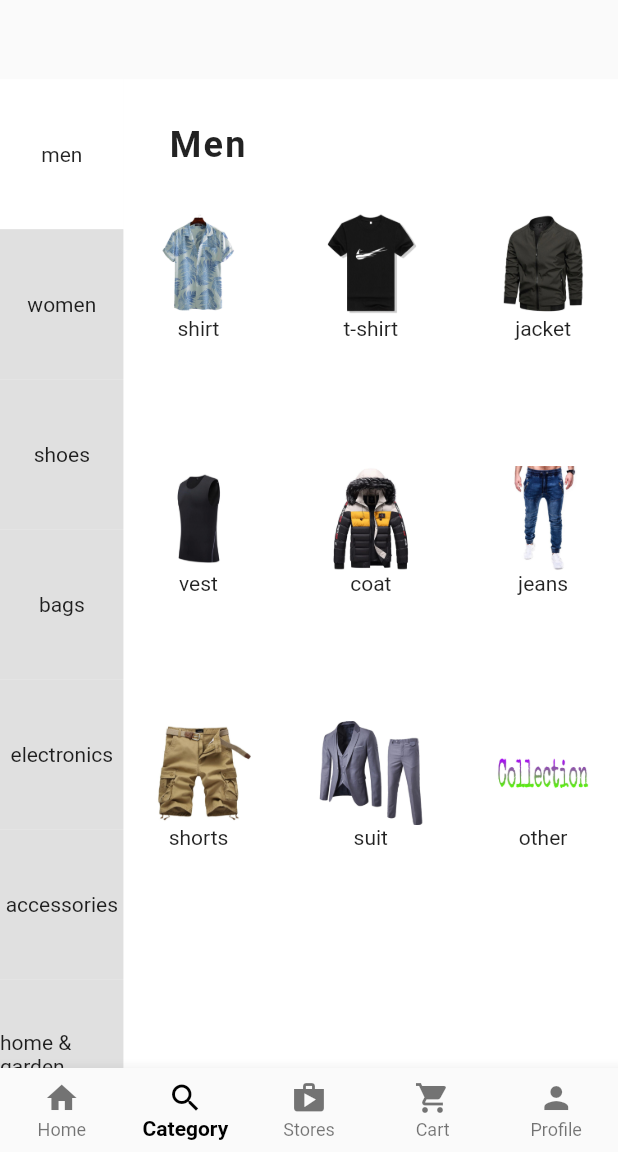
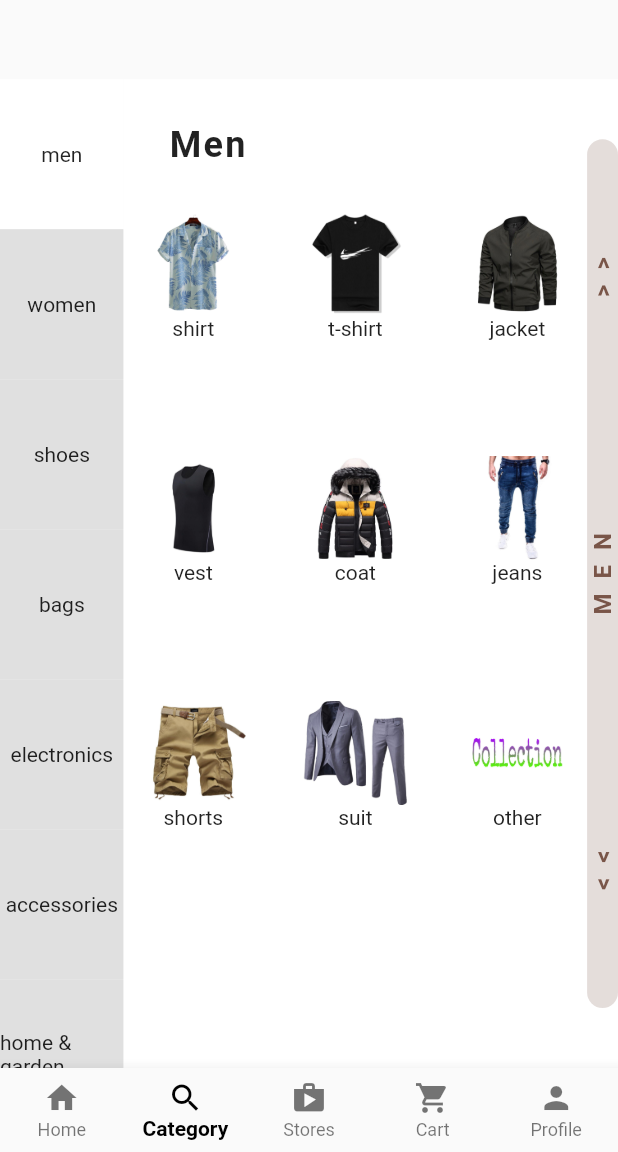
Before and after one commit to rohitbalage/multi_store_app, a Flutter app: the screen it shows after launch, item 2 of the bottom bar chosen, on a phone screen of 412 x 824 dp, the part 84-1236 px from its top. Run offline on Flutter 3.47's test engine with Material 2 defaults, Android fonts, the phone set to English and light mode, and no system bars.

Commit message:
Added Slidebar in category screen

```diff
--- a/lib/categories/man_categ.dart
+++ b/lib/categories/man_categ.dart
@@ -1,4 +1,5 @@
 import 'package:flutter/material.dart';
+import 'package:multi_store_app/minor_screens/SubCategProducts.dart';
 import 'package:multi_store_app/utilities/categ_list.dart';
 
 // List<String> imagetry = [
@@ -21,15 +22,25 @@ class MenCategory extends StatelessWidget {
 
   @override
   Widget build(BuildContext context) {
-    return Column(
+    return Stack(
+      children: [
+        Positioned(
+          bottom: 0,
+          left: 0,
+          child: SizedBox(
+            height: MediaQuery.of(context).size.height * 0.8,
+            width: MediaQuery.of(context).size.width * 0.75,
+            child: Column(
               crossAxisAlignment: CrossAxisAlignment.start,
               children: [
                 Padding(
-          padding: const EdgeInsets.all(30.0),
+                  padding: EdgeInsets.all(30.0),
                   child: Text(
                     'Men',
                     style: TextStyle(
-                fontSize: 24, fontWeight: FontWeight.bold, letterSpacing: 1.5),
+                        fontSize: 24,
+                        fontWeight: FontWeight.bold,
+                        letterSpacing: 1.5),
                   ),
                 ),
                 SizedBox(
@@ -41,21 +52,84 @@ class MenCategory extends StatelessWidget {
                       children: List.generate(
                         men.length,
                         (index) {
-                  return Column(
+                          return GestureDetector(
+                            onTap: () {
+                              Navigator.push(
+                                  context,
+                                  MaterialPageRoute(
+                                      builder: (context) => SubCategProducts(
+                                            mainCategName: 'Men',
+                                            subCategName: men[index],
+                                          )));
+                            },
+                            child: Column(
                               children: [
                                 SizedBox(
                                   height: 70,
                                   width: 70,
                                   child: Image(
-                            image: AssetImage('images/men/men$index.jpg')),
+                                      image: AssetImage(
+                                          'images/men/men$index.jpg')),
                                 ),
                                 Text(men[index])
                               ],
+                            ),
                           );
                         },
                       )),
                 ),
               ],
+            ),
+          ),
+        ),
+        Positioned(
+            bottom: 0,
+            right: 0,
+            child: SizedBox(
+              height: MediaQuery.of(context).size.height * 0.8,
+              width: MediaQuery.of(context).size.width * 0.05,
+              child: Padding(
+                padding: const EdgeInsets.symmetric(vertical: 40),
+                child: Container(
+                  decoration: BoxDecoration(
+                      color: Colors.brown.withOpacity(0.2),
+                      borderRadius: BorderRadius.circular(50)),
+                  child: RotatedBox(
+                    quarterTurns: 3,
+                    child: Row(
+                      mainAxisAlignment: MainAxisAlignment.spaceAround,
+                      children: [
+                        const Text(
+                          '<<',
+                          style: TextStyle(
+                              color: Colors.brown,
+                              fontSize: 16,
+                              fontWeight: FontWeight.w600,
+                              letterSpacing: 10),
+                        ),
+                        Text(
+                          'Men'.toUpperCase(),
+                          style: const TextStyle(
+                              color: Colors.brown,
+                              fontSize: 16,
+                              fontWeight: FontWeight.w600,
+                              letterSpacing: 10),
+                        ),
+                        const Text(
+                          '>>',
+                          style: TextStyle(
+                              color: Colors.brown,
+                              fontSize: 16,
+                              fontWeight: FontWeight.w600,
+                              letterSpacing: 10),
+                        ),
+                      ],
+                    ),
+                  ),
+                ),
+              ),
+            ))
+      ],
     );
   }
 }
```
Also changed, not shown: lib/minor_screens/SubCategProducts.dart (added, +32 -0 lines). Lines whose indentation alone changed are shown as unchanged.
